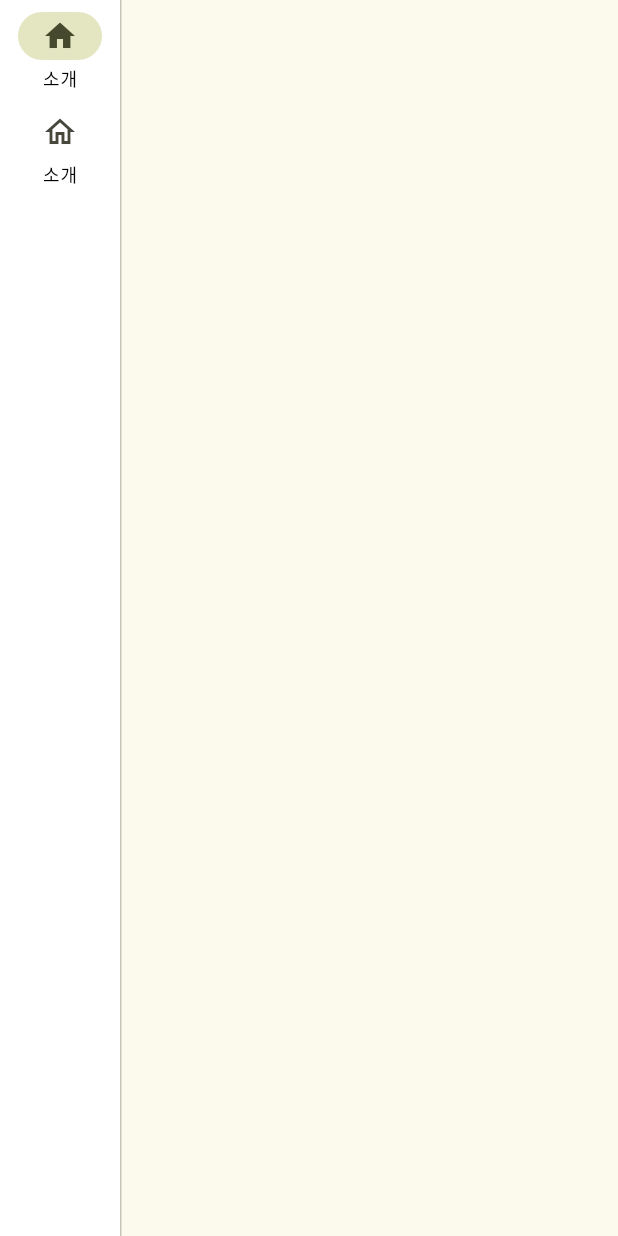
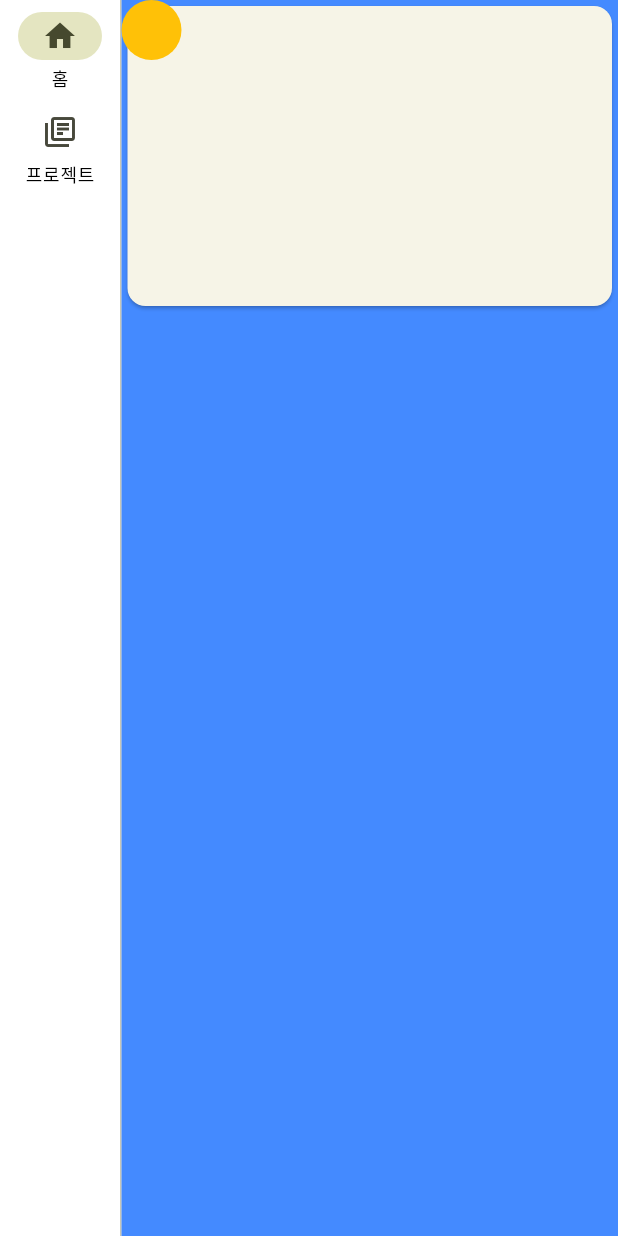
Before and after one commit to gamcho3/flutter_web_portfolio, a Flutter app: the screen it shows after launch, on a phone screen of 412 x 824 dp. Run offline on Flutter 3.47's test engine with Material 2 defaults, Android fonts, the phone set to English and light mode, and no system bars; our stand-ins replace firebase_core, flutter_riverpod; accounts and stored records are empty.

Commit message:
add package

```diff
--- /dev/null
+++ b/lib/home/home_screen.dart
@@ -0,0 +1,29 @@
+import 'package:flutter/material.dart';
+
+class HomeScreen extends StatelessWidget {
+  const HomeScreen({super.key});
+
+  @override
+  Widget build(BuildContext context) {
+    return Container(
+      color: Colors.blueAccent,
+      child: Column(
+        crossAxisAlignment: CrossAxisAlignment.center,
+        children: [
+          Stack(
+            children: [
+              Card(
+                child: Container(
+                  height: 200,
+                ),
+              ),
+              CircleAvatar(
+                backgroundColor: Colors.amber,
+              ),
+            ],
+          )
+        ],
+      ),
+    );
+  }
+}
--- a/lib/main.dart
+++ b/lib/main.dart
@@ -1,11 +1,12 @@
 import 'package:firebase_core/firebase_core.dart';
 import 'package:flutter/material.dart';
 import 'package:flutter_portfolio_web/firebase_options.dart';
-import 'package:flutter_portfolio_web/navigation/navigation_view.dart';
+import 'package:flutter_portfolio_web/main/main_screen.dart';
+import 'package:flutter_riverpod/flutter_riverpod.dart';
 
 Future<void> main() async {
   await Firebase.initializeApp(options: DefaultFirebaseOptions.currentPlatform);
-  runApp(const MyApp());
+  runApp(const ProviderScope(child: MyApp()));
 }
 
 class MyApp extends StatelessWidget {
@@ -21,6 +22,6 @@ class MyApp extends StatelessWidget {
           colorScheme: ColorScheme.fromSeed(seedColor: Colors.limeAccent),
           useMaterial3: true,
         ),
-        home: NavigationView());
+        home: MainScreen());
   }
 }
--- /dev/null
+++ b/lib/main/components/navigation_rail_widget.dart
@@ -0,0 +1,52 @@
+import 'package:flutter/material.dart';
+
+class NvigationRailWidget extends StatefulWidget {
+  const NvigationRailWidget({
+    super.key,
+  });
+
+  @override
+  State<NvigationRailWidget> createState() => _NvigationRailWidgetState();
+}
+
+class _NvigationRailWidgetState extends State<NvigationRailWidget> {
+  int selectedIndex = 0;
+
+  @override
+  Widget build(BuildContext context) {
+    return Row(
+      mainAxisAlignment: MainAxisAlignment.start,
+      mainAxisSize: MainAxisSize.min,
+      children: [
+        NavigationRail(
+            backgroundColor: Colors.white,
+            onDestinationSelected: (value) {
+              selectedIndex = value;
+              setState(() {});
+            },
+            labelType: NavigationRailLabelType.all,
+            destinations: <NavigationRailDestination>[
+              NavigationRailDestination(
+                  icon: Icon(Icons.home_outlined),
+                  selectedIcon: Icon(Icons.home),
+                  label: Text(
+                    "홈",
+                    style: TextStyle(color: Colors.black),
+                  )),
+              NavigationRailDestination(
+                  icon: Icon(Icons.library_books_outlined),
+                  selectedIcon: Icon(Icons.library_books),
+                  label: Text(
+                    "프로젝트",
+                    style: TextStyle(color: Colors.black),
+                  )),
+            ],
+            selectedIndex: selectedIndex),
+        VerticalDivider(
+          thickness: 1,
+          width: 1,
+        )
+      ],
+    );
+  }
+}
--- /dev/null
+++ b/lib/main/main_screen.dart
@@ -0,0 +1,22 @@
+import 'package:flutter/material.dart';
+import 'package:flutter_portfolio_web/main/components/navigation_rail_widget.dart';
+import 'package:flutter_portfolio_web/home/home_screen.dart';
+
+class MainScreen extends StatefulWidget {
+  const MainScreen({super.key});
+
+  @override
+  State<MainScreen> createState() => _MainScreenState();
+}
+
+class _MainScreenState extends State<MainScreen> {
+  @override
+  Widget build(BuildContext context) {
+    return Scaffold(
+      body: Row(
+        crossAxisAlignment: CrossAxisAlignment.start,
+        children: [NvigationRailWidget(), Expanded(child: HomeScreen())],
+      ),
+    );
+  }
+}
--- a/lib/navigation/navigation_view.dart
+++ /dev/null
@@ -1,44 +0,0 @@
-import 'package:flutter/material.dart';
-
-class NavigationView extends StatefulWidget {
-  const NavigationView({super.key});
-
-  @override
-  State<NavigationView> createState() => _NavigationViewState();
-}
-
-class _NavigationViewState extends State<NavigationView> {
-  @override
-  Widget build(BuildContext context) {
-    return Scaffold(
-      body: Row(
-        children: [
-          NavigationRail(
-              backgroundColor: Colors.white,
-              labelType: NavigationRailLabelType.all,
-              destinations: <NavigationRailDestination>[
-                NavigationRailDestination(
-                    icon: Icon(Icons.home_outlined),
-                    selectedIcon: Icon(Icons.home),
-                    label: Text(
-                      "소개",
-                      style: TextStyle(color: Colors.black),
-                    )),
-                NavigationRailDestination(
-                    icon: Icon(Icons.home_outlined),
-                    selectedIcon: Icon(Icons.home),
-                    label: Text(
-                      "소개",
-                      style: TextStyle(color: Colors.black),
-                    )),
-              ],
-              selectedIndex: 0),
-          VerticalDivider(
-            thickness: 1,
-            width: 1,
-          )
-        ],
-      ),
-    );
-  }
-}
```
Also changed, not shown: lib/main/components/side_menu_widget.dart (added, +86 -0 lines), lib/project/project_screen.dart (added, +12 -0 lines), lib/utils/responsive.dart (added, +42 -0 lines), pubspec.yaml (+8 -0 lines), lib/router/go_router.dart (added), pubspec.lock.
